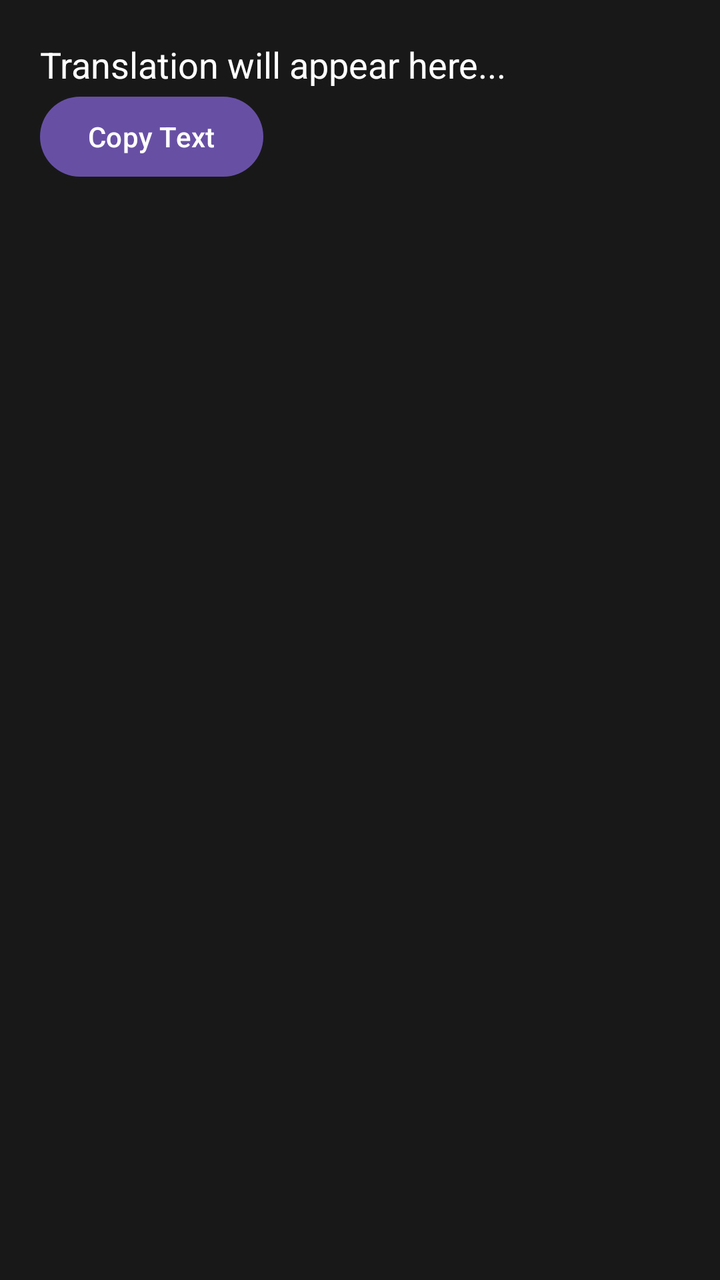
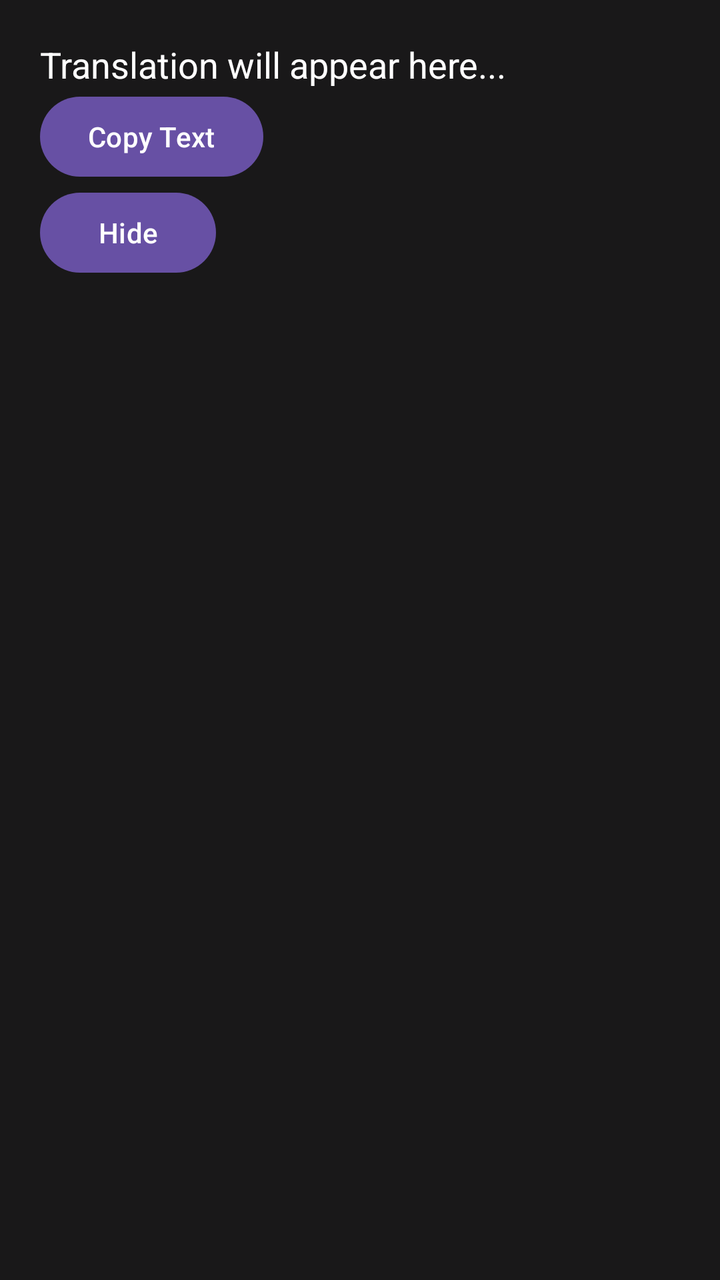

Two renders of the same Android screen: before a commit and after it. Below are the layout's source before the change and the commit's diff.
<!-- AndroidManifest.xml: application theme Theme.ProScanAI -->
<!-- res/layout/layout_translation_result.xml -->
<LinearLayout xmlns:android="http://schemas.android.com/apk/res/android"
    android:layout_width="match_parent"
    android:layout_height="wrap_content"
    android:orientation="vertical"
    android:background="#E6000000"
    android:padding="20dp">

    <TextView
        android:id="@+id/txtTranslatedResult"
        android:layout_width="match_parent"
        android:layout_height="wrap_content"
        android:textColor="#FFFFFF"
        android:textSize="18sp"
        android:text="Translation will appear here..." />

    <Button
        android:id="@+id/btnCopy"
        android:layout_width="wrap_content"
        android:layout_height="wrap_content"
        android:text="Copy Text" />
</LinearLayout>
<!-- resources referenced by this layout -->
<resources>
  <style name="Theme.ProScanAI" parent="Base.Theme.ProScanAI" />
  <style name="Base.Theme.ProScanAI" parent="Theme.Material3.DayNight.NoActionBar">
          
          
      </style>
</resources>

<!-- the commit's change to res/layout/layout_translation_result.xml (unified diff, before → after) -->
@@ -18,4 +18,10 @@
         android:layout_width="wrap_content"
         android:layout_height="wrap_content"
         android:text="Copy Text" />
+
+    <Button
+        android:id="@+id/btnHide"
+        android:layout_width="wrap_content"
+        android:layout_height="wrap_content"
+        android:text="Hide" />
 </LinearLayout>
